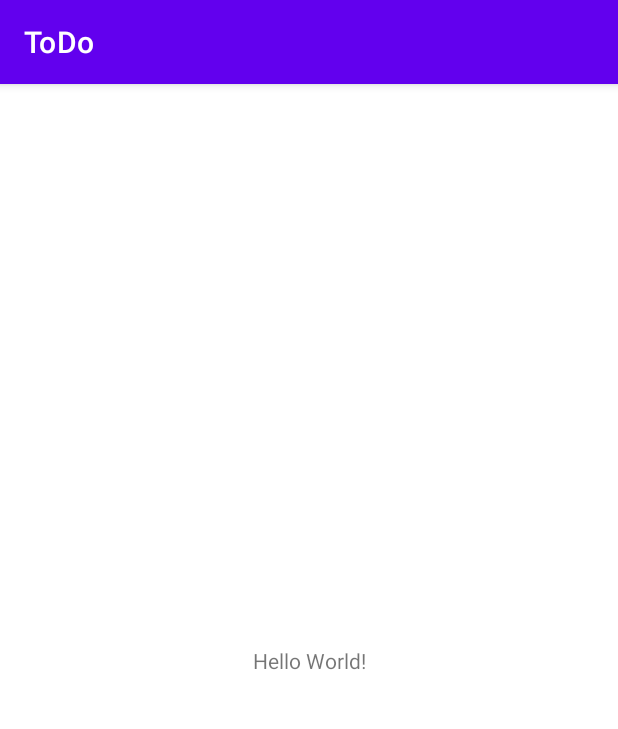
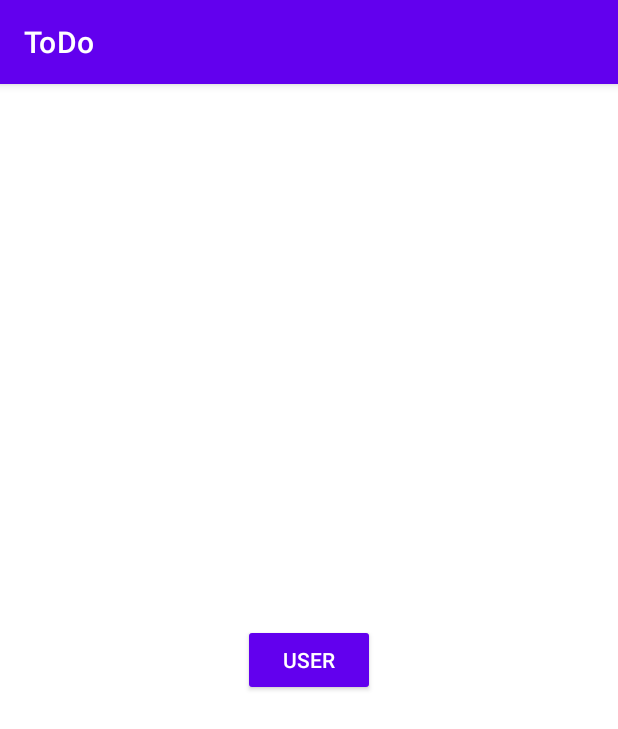
Before and after one commit to christinaastecker/ToDo, an Android app: the screen it shows after launch (MainActivity), on a phone screen of 412 x 824 dp. Shown: the top 729 px of the screen. Run offline under Robolectric (Android 15) with nearby library versions, the phone set to English and light mode, and no system bars.

Commit message:
added exercise 1

```diff
--- a/app/src/main/AndroidManifest.xml
+++ b/app/src/main/AndroidManifest.xml
@@ -10,6 +10,9 @@
         android:supportsRtl="true"
         android:theme="@style/Theme.ToDo">
         <activity
+            android:name=".UserActivity"
+            android:exported="false" />
+        <activity
             android:name=".MainActivity"
             android:exported="true">
             <intent-filter>
--- a/app/src/main/java/christinaastecker/at/todo/MainActivity.kt
+++ b/app/src/main/java/christinaastecker/at/todo/MainActivity.kt
@@ -1,11 +1,19 @@
 package christinaastecker.at.todo
 
+import android.content.Intent
 import androidx.appcompat.app.AppCompatActivity
 import android.os.Bundle
+import christinaastecker.at.todo.databinding.ActivityMainBinding
 
 class MainActivity : AppCompatActivity() {
+    private lateinit var binding : ActivityMainBinding
     override fun onCreate(savedInstanceState: Bundle?) {
         super.onCreate(savedInstanceState)
-        setContentView(R.layout.activity_main)
+        binding = ActivityMainBinding.inflate(layoutInflater)
+        setContentView(binding.root)
+        binding.btnUser.setOnClickListener {
+            val i = Intent(this, UserActivity::class.java)
+            startActivity(i)
+        }
     }
 }
--- a/app/src/main/res/layout/activity_main.xml
+++ b/app/src/main/res/layout/activity_main.xml
@@ -6,13 +6,14 @@
     android:layout_height="match_parent"
     tools:context=".MainActivity">
 
-    <TextView
+    <Button
+        android:id="@+id/btn_user"
+        style="@style/Widget.AppCompat.Button.Colored"
         android:layout_width="wrap_content"
         android:layout_height="wrap_content"
-        android:text="Hello World!"
+        android:text="@string/user"
         app:layout_constraintBottom_toBottomOf="parent"
-        app:layout_constraintLeft_toLeftOf="parent"
-        app:layout_constraintRight_toRightOf="parent"
+        app:layout_constraintEnd_toEndOf="parent"
+        app:layout_constraintStart_toStartOf="parent"
         app:layout_constraintTop_toTopOf="parent" />
-
 </androidx.constraintlayout.widget.ConstraintLayout>
--- a/app/src/main/res/values/strings.xml
+++ b/app/src/main/res/values/strings.xml
@@ -1,3 +1,4 @@
 <resources>
     <string name="app_name">ToDo</string>
+    <string name="user">User</string>
 </resources>
```
Also changed, not shown: app/build.gradle (+6 -3 lines), app/src/main/java/christinaastecker/at/todo/User.kt (added, +23 -0 lines), app/src/main/java/christinaastecker/at/todo/UserActivity.kt (added, +19 -0 lines), app/src/main/res/layout/activity_user.xml (added, +58 -0 lines).
